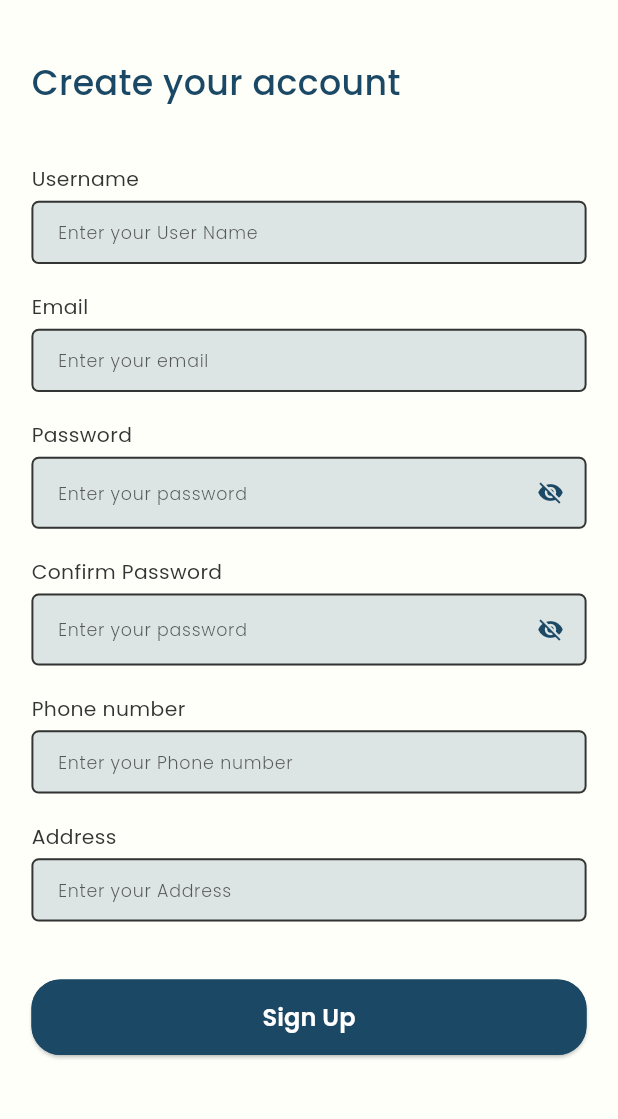
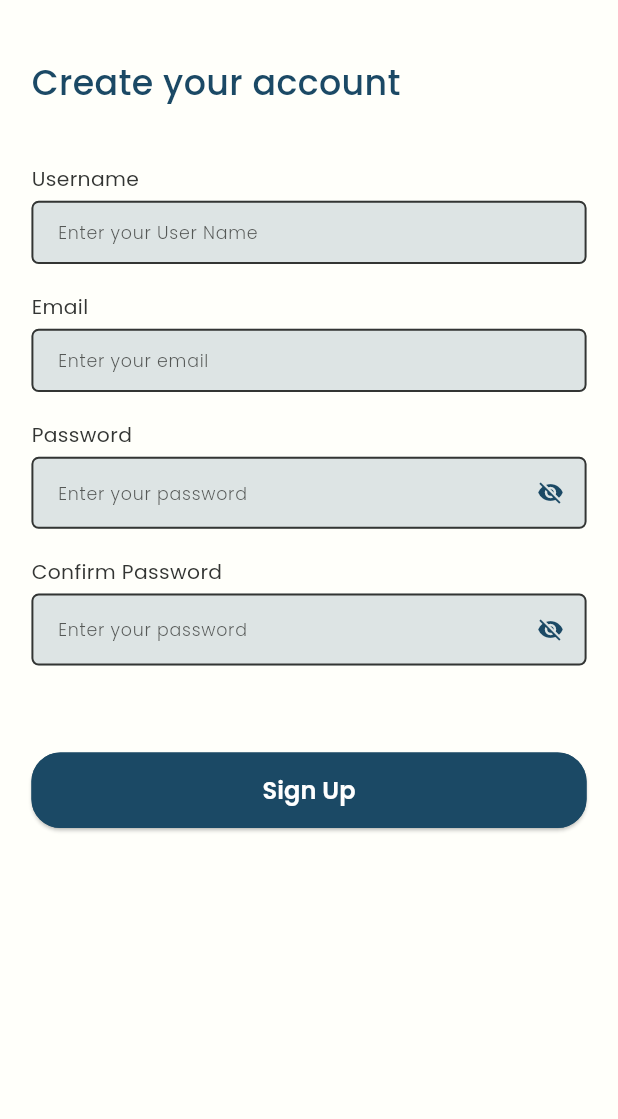
Before and after one commit to Concrete-Organization/SOLIDIFY, a Flutter app: the UserSignUpScreen screen opened by its route, on a phone screen of 412 x 824 dp, the part 88-1207 px from its top. Run offline on Flutter 3.47's test engine with Material 3 defaults, Android fonts, the light colour scheme and no system bars; our stand-ins replace dio, file_picker, flutter_bloc, flutter_screenutil, flutter_secure_storage, flutter_svg and 6 more; accounts and stored records are empty; generated files the repository leaves out were written again.

Commit message:
Refactor user sign up screen

```diff
--- a/lib/features/auth/sign_up/screens/user_sign_up/data/models/user_sign_up_request_model.dart
+++ b/lib/features/auth/sign_up/screens/user_sign_up/data/models/user_sign_up_request_model.dart
@@ -8,16 +8,12 @@ class UserSignUpRequestModel {
   final String email;
   final String password;
   final String confirmPassword;
-  final String phoneNumber;
-  final String address;
 
   UserSignUpRequestModel({
     required this.userName,
     required this.email,
     required this.password,
     required this.confirmPassword,
-    required this.phoneNumber,
-    required this.address,
   });
 
   /// Factory constructor for creating a new `UserSignUpRequestModel` instance
--- a/lib/features/auth/sign_up/screens/user_sign_up/logic/user_sign_up_cubit.dart
+++ b/lib/features/auth/sign_up/screens/user_sign_up/logic/user_sign_up_cubit.dart
@@ -14,8 +14,6 @@ class UserSignUpCubit extends Cubit<UserSignUpState> {
   TextEditingController emailController = TextEditingController();
   TextEditingController passwordController = TextEditingController();
   TextEditingController confirmPasswordController = TextEditingController();
-  TextEditingController phoneNumberController = TextEditingController();
-  TextEditingController addressController = TextEditingController();
   final formKey = GlobalKey<FormState>();
 
   void emitUserSignupStates() async {
@@ -25,9 +23,7 @@ class UserSignUpCubit extends Cubit<UserSignUpState> {
         userName: nameController.text,
         email: emailController.text,
         password: passwordController.text,
-        phoneNumber: phoneNumberController.text,
         confirmPassword: confirmPasswordController.text,
-        address: addressController.text,
       ),
     );
 
--- a/lib/features/auth/sign_up/screens/user_sign_up/ui/widgets/user_sign_up_form.dart
+++ b/lib/features/auth/sign_up/screens/user_sign_up/ui/widgets/user_sign_up_form.dart
@@ -29,7 +29,6 @@ class _SignUpFormState extends State<UserSignUpForm> {
   late UserSignUpCubit cubit;
   late TextEditingController passwordController;
 
-
   @override
   void initState() {
     super.initState();
@@ -57,8 +56,6 @@ class _SignUpFormState extends State<UserSignUpForm> {
     cubit.emailController.dispose();
     cubit.passwordController.dispose();
     cubit.confirmPasswordController.dispose();
-    cubit.phoneNumberController.dispose();
-    cubit.addressController.dispose();
     super.dispose();
   }
 
@@ -69,7 +66,10 @@ class _SignUpFormState extends State<UserSignUpForm> {
       child: Column(
         crossAxisAlignment: CrossAxisAlignment.start,
         children: [
-          Text('Username', style: TextStyles.font14lightBlackRegular),
+          Text(
+            'Username',
+            style: TextStyles.font14lightBlackRegular,
+          ),
           verticalSpace(5),
           AppTextFormField(
             controller: cubit.nameController,
@@ -97,7 +97,10 @@ class _SignUpFormState extends State<UserSignUpForm> {
             },
           ),
           verticalSpace(20),
-          Text('Password', style: TextStyles.font14lightBlackRegular),
+          Text(
+            'Password',
+            style: TextStyles.font14lightBlackRegular,
+          ),
           verticalSpace(5),
           AppTextFormField(
             controller: cubit.passwordController,
@@ -124,7 +127,10 @@ class _SignUpFormState extends State<UserSignUpForm> {
             ),
           ),
           verticalSpace(20),
-          Text('Confirm Password', style: TextStyles.font14lightBlackRegular),
+          Text(
+            'Confirm Password',
+            style: TextStyles.font14lightBlackRegular,
+          ),
           verticalSpace(5),
           AppTextFormField(
             controller: cubit.confirmPasswordController,
@@ -165,33 +171,6 @@ class _SignUpFormState extends State<UserSignUpForm> {
             ),
             verticalSpace(18),
           ],
-          Text('Phone number', style: TextStyles.font14lightBlackRegular),
-          verticalSpace(5),
-          AppTextFormField(
-            controller: cubit.phoneNumberController,
-            hintText: 'Enter your Phone number',
-            validator: (value) {
-              if (value == null ||
-                  value.isEmpty ||
-                  !AppRegex.isPhoneNumberValid(value)) {
-                return 'Please enter a valid phone number';
-              }
-              return null;
-            },
-          ),
-          verticalSpace(20),
-          Text('Address', style: TextStyles.font14lightBlackRegular),
-          verticalSpace(5),
-          AppTextFormField(
-            controller: cubit.addressController,
-            hintText: 'Enter your Address',
-            validator: (value) {
-              if (value == null || value.isEmpty) {
-                return 'Please enter a valid Address';
-              }
-              return null;
-            },
-          ),
         ],
       ),
     );
```
Also changed, not shown: lib/features/auth/sign_up/screens/user_sign_up/data/models/user_sign_up_request_model.g.dart.
